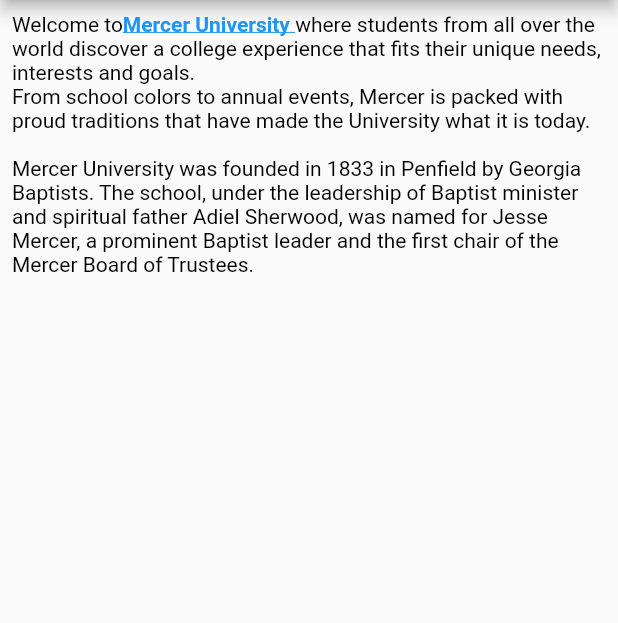
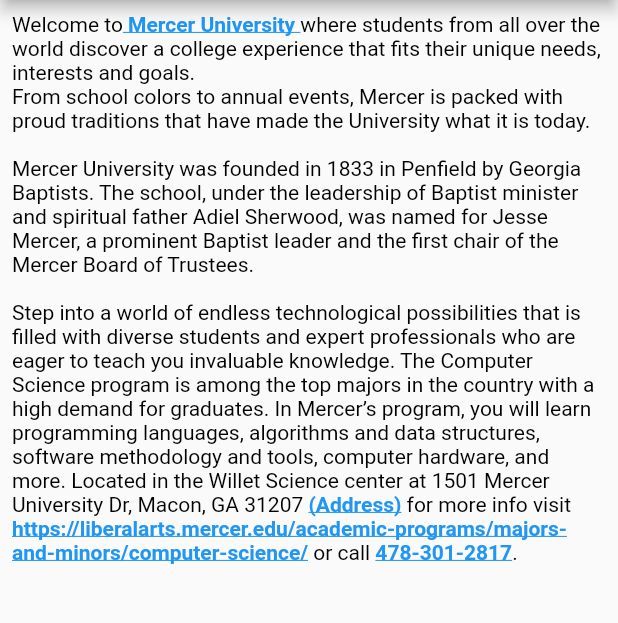
Before and after one commit to JarrettNobles/hyperlinks, a Flutter app: the Method2Display screen opened by its route, on a phone screen of 412 x 824 dp, the part 84-707 px from its top. Run offline on Flutter 3.47's test engine with Material 2 defaults, Android fonts, the phone set to English and light mode, and no system bars.

Commit message:
Updated url and phone numbers in method2_hyperlinks.dart, added paragraph for method2_hyperlinks.dart

```diff
--- a/lib/method1_hyperlinks.dart
+++ b/lib/method1_hyperlinks.dart
@@ -56,7 +56,7 @@
                   'Macon, GA 31207',
               '1200+Prince+St,+Macon,+GA+31207',
             ),
-            urlText('https://mercer.edu'),
+            urlText('https://engineering.mercer.edu'),
             GestureDetector(
               onTap: () async {
                 const numberStr = '478-301-2012';
@@ -88,7 +88,7 @@
             'Macon, GA 31207',
             '1501+Mercer+University+Dr,+Macon,+GA+31207',
             ),
-            urlText('https://mercer.edu'),
+            urlText('https://liberalarts.mercer.edu/academic-programs/majors-and-minors/computer-science/'),
             GestureDetector(
               onTap: () async {
                 const numberStr = '478-301-2817';
--- a/lib/method2_hyperlinks.dart
+++ b/lib/method2_hyperlinks.dart
@@ -1,4 +1,3 @@
-//imports
 import 'package:flutter/material.dart';
 import 'package:url_launcher/url_launcher.dart';
 import 'package:flutter/gestures.dart';
@@ -6,127 +5,84 @@
 const String _appTitle = 'Method 2 Hyperlinks';
 
 class Method2Display extends StatelessWidget {
-
-  const Method2Display ({Key? key}) : super(key: key);
+  const Method2Display({Key? key}) : super(key: key);
 
   @override
-  Widget build (BuildContext context) {
-
-    return  Scaffold(
-
+  Widget build(BuildContext context) {
+    return Scaffold(
       appBar: AppBar(
         title: const Text(_appTitle),
       ), // AppBar
-
       body: Padding(
-
         padding: const EdgeInsets.all(8.0),
-
         child: ListView(
-
           children: <Widget>[
-
             // First and second paragraphs
             _paragraphs1and2(),
+            _paragraph3(), // Third paragraph
+            _paragraph4(), // Fourth paragraph
+          ], // <Widget>[]
+        ), // ListView
+      ), // Padding
+    ); // Scaffold
+  }
+}
 
-            _paragraph3(),      // Third paragraph
-
-            // You can add other widgets here
-          ],  // <Widget>[]
-
-        ), //  ListView
-
-      ), // Padding
-    );   // Scaffold
-  }
-}  // end of Method2Display
-
-//paragraphs 1 and 2
-RichText _paragraphs1and2 (){
-
-  return RichText (
-
-    text:  TextSpan(
-
-      style: const TextStyle(color:
-      Colors.black),
+RichText _paragraphs1and2() {
+  return RichText(
+    text: TextSpan(
+      style: const TextStyle(color: Colors.black),
       children: <TextSpan>[
-
         // Paragraph 1
         const TextSpan(
           text: "Welcome to",
-    ),  // TextSpan
-
+        ), // TextSpan
         TextSpan(
-        text: "Mercer University ",
+          text: " Mercer University ",
           style: const TextStyle(
             color: Colors.blue,
             fontWeight: FontWeight.bold,
-        decoration:
-        TextDecoration.underline,
-    ),  // TextStyle
-
+            decoration: TextDecoration.underline,
+          ), // TextStyle
           recognizer: TapGestureRecognizer()
-      ..onTap = () =>
-          _displayWebsite ("https://mercer.edu"),
-
-  ),    // TextSpan
-
+            ..onTap = () => _displayWebsite("https://mercer.edu"),
+        ), // TextSpan
         const TextSpan(
           text:
-  "where students from all over the "
-  "world discover a college experience "
-  "that fits their unique needs, "
-  "interests and goals.",
-  ),  // TextSpan
+          "where students from all over the world discover a college experience "
+              "that fits their unique needs, interests and goals.",
+        ), // TextSpan
+        _paragraph2(), // Paragraph 2
+      ], // <TextSpan>[]
+    ), // TextSpan
+  ); // RichText
+}
 
-  _paragraph2(),     // Paragraph 2
-
-  ],  // <TextSpan>[]
-
-  ),   // TextSpan
-  );   // RichText
-  }      // end of _paragraghs1and2()
-
-// CONTINUE ON THE NEXT PAGE
-void _displayWebsite (String urlStr) async{
-
+void _displayWebsite(String urlStr) async {
   Uri urlUri = Uri.parse(urlStr);
   try {
     await launchUrl(urlUri);
   } catch (ex) {
-
     throw 'Could not launch $urlStr';
   }
+}
 
-}   // end of _displayWebsite( … )
-
-
-TextSpan _paragraph2 (){
-
+TextSpan _paragraph2() {
   return const TextSpan(
-
     text: "\nFrom school colors to annual events, "
         "Mercer is packed with proud traditions that "
         "have made the University what it is today.",
   );
-}    // end of _paragraph2()
+}
 
-//paragraph3
-RichText _paragraph3 (){
-
+RichText _paragraph3() {
   // Third paragraph
   return RichText(
-
-    text: const  TextSpan(
-
+    text: const TextSpan(
       style: TextStyle(color: Colors.black),
-
       children: <TextSpan>[
-
         TextSpan(
-            text:
-            "\nMercer University was founded in "
+          text: "\nMercer University was founded in "
               "1833 in Penfield by Georgia Baptists. "
               "The school, under the leadership of "
               "Baptist minister and spiritual father "
@@ -134,12 +90,77 @@
               "Jesse Mercer, a prominent Baptist "
               "leader and the first chair of "
               "the Mercer Board of Trustees. ",
-          ),  // TextSpan
+        ), // TextSpan
+      ], // <TextSpan>[]
+    ), // TextSpan
+  );
+}
 
-        ]     // <TextSpan>[]
-
-    ),        // TextSpan
-
+RichText _paragraph4() {
+  // Fourth paragraph
+  return RichText(
+    text: TextSpan(
+      style: const TextStyle(color: Colors.black),
+      children: <TextSpan>[
+        const TextSpan(
+          text: "\nStep into a world of endless technological possibilities "
+              "that is filled with diverse students and expert professionals "
+              "who are eager to teach you invaluable knowledge. The Computer "
+              "Science program is among the top majors in the country with a "
+              "high demand for graduates. ",
+        ), // TextSpan
+        TextSpan(
+          text:
+          "In Mercer’s program, you will learn programming languages, algorithms and data structures, software methodology and tools, computer hardware, and more. ",
+        ), // TextSpan
+        TextSpan(
+          text:
+          "Located in the Willet Science center at 1501 Mercer University Dr, Macon, GA 31207 ",
+        ), // TextSpan
+        TextSpan(
+          text: "(Address)",
+          style: const TextStyle(
+            color: Colors.blue,
+            fontWeight: FontWeight.bold,
+            decoration: TextDecoration.underline,
+          ), // TextStyle
+          recognizer: TapGestureRecognizer()
+            ..onTap = () =>
+                _displayWebsite("https://www.mercer.edu/about/locations/macon/"),
+        ), // TextSpan
+        TextSpan(
+          text:
+          " for more info visit ",
+        ), // TextSpan
+        TextSpan(
+          text:
+          "https://liberalarts.mercer.edu/academic-programs/majors-and-minors/computer-science/",
+          style: const TextStyle(
+            color: Colors.blue,
+            fontWeight: FontWeight.bold,
+            decoration: TextDecoration.underline,
+          ), // TextStyle
+          recognizer: TapGestureRecognizer()
+            ..onTap = () =>
+                _displayWebsite("https://liberalarts.mercer.edu/academic-programs/majors-and-minors/computer-science/"),
+        ), // TextSpan
+        const TextSpan(
+          text: " or call ",
+        ), // TextSpan
+        TextSpan(
+          text: "478-301-2817",
+          style: const TextStyle(
+            color: Colors.blue,
+            fontWeight: FontWeight.bold,
+            decoration: TextDecoration.underline,
+          ), // TextStyle
+          recognizer: TapGestureRecognizer()
+            ..onTap = () => launch("tel:4783012817"),
+        ), // TextSpan
+        const TextSpan(
+          text: ".",
+        ), // TextSpan
+      ], // <TextSpan>[]
+    ), // TextSpan
   );
-
-}    // end of _paragraph3()
+} // end of _paragraph4()
```
Lines whose indentation alone changed are shown as unchanged.
